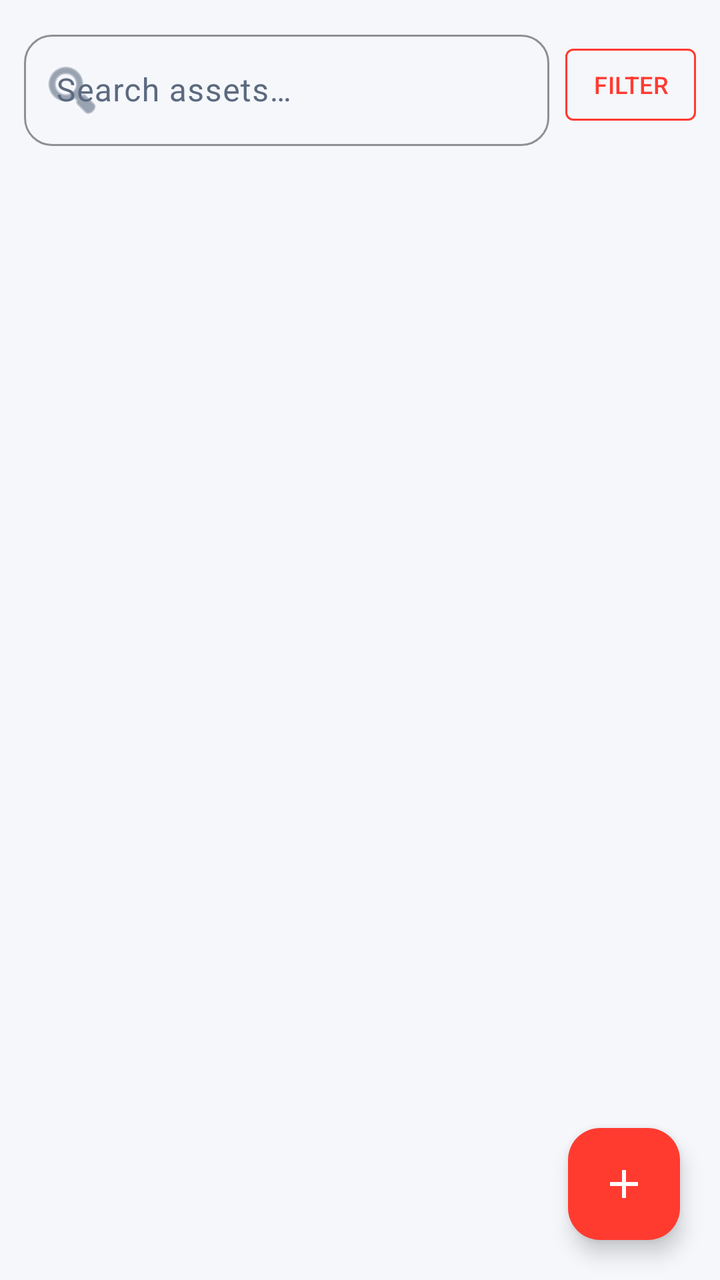
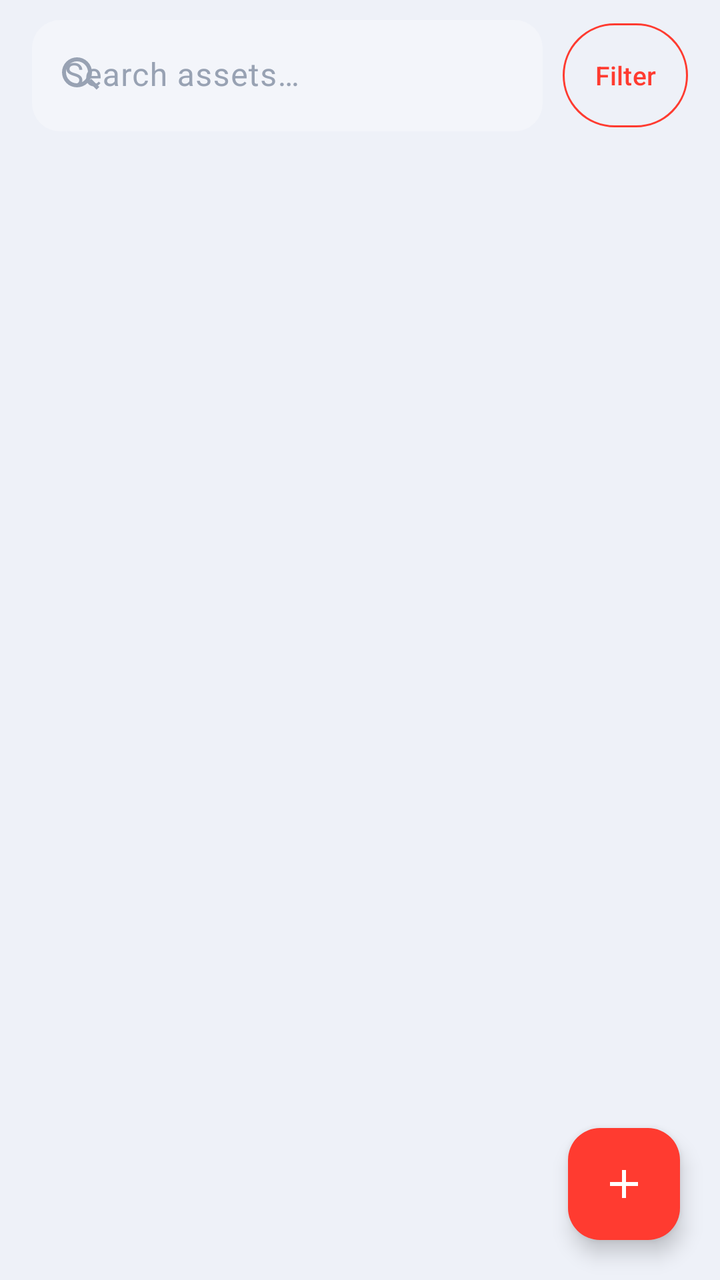

Compare the two renders of this Android layout. The source of the first and the diff that turns it into the second are given below.
<!-- AndroidManifest.xml: application theme Theme.ItGuyAssets -->
<!-- res/layout/fragment_assets_list.xml -->
<?xml version="1.0" encoding="utf-8"?>
<androidx.coordinatorlayout.widget.CoordinatorLayout xmlns:android="http://schemas.android.com/apk/res/android"
    xmlns:app="http://schemas.android.com/apk/res-auto"
    android:layout_width="match_parent"
    android:layout_height="match_parent"
    android:background="@color/bg">

    <LinearLayout
        android:layout_width="match_parent"
        android:layout_height="match_parent"
        android:orientation="vertical">

        
        <LinearLayout
            android:layout_width="match_parent"
            android:layout_height="wrap_content"
            android:orientation="horizontal"
            android:gravity="center_vertical"
            android:layout_margin="12dp">

            <com.google.android.material.textfield.TextInputLayout
                android:layout_width="0dp"
                android:layout_weight="1"
                android:layout_height="wrap_content"
                style="@style/DarkInputLayout"
                app:startIconDrawable="@android:drawable/ic_menu_search"
                android:hint="Search assets…">
                <com.google.android.material.textfield.TextInputEditText
                    android:id="@+id/searchInput"
                    android:layout_width="match_parent"
                    android:layout_height="wrap_content"
                    android:textColor="@color/text" />
            </com.google.android.material.textfield.TextInputLayout>

            <com.google.android.material.button.MaterialButton
                android:id="@+id/filterBtn"
                style="@style/Widget.MaterialComponents.Button.OutlinedButton"
                android:layout_width="wrap_content"
                android:layout_height="wrap_content"
                android:layout_marginStart="8dp"
                android:minWidth="0dp"
                android:paddingHorizontal="14dp"
                android:text="FILTER"
                android:textSize="12sp"
                android:textColor="@color/accent"
                app:strokeColor="@color/accent" />
        </LinearLayout>

        
        <TextView
            android:id="@+id/filterSummary"
            android:layout_width="match_parent"
            android:layout_height="wrap_content"
            android:layout_marginHorizontal="12dp"
            android:layout_marginBottom="8dp"
            android:background="@color/surface"
            android:padding="8dp"
            android:textColor="@color/accent"
            android:textSize="12sp"
            android:gravity="center"
            android:visibility="gone" />

        <TextView
            android:id="@+id/offlineBanner"
            android:layout_width="match_parent"
            android:layout_height="wrap_content"
            android:layout_marginHorizontal="12dp"
            android:layout_marginBottom="8dp"
            android:background="@color/surface"
            android:padding="8dp"
            android:textColor="@color/accent"
            android:textSize="12sp"
            android:gravity="center"
            android:visibility="gone" />

        <androidx.recyclerview.widget.RecyclerView
            android:id="@+id/assetsRecycler"
            android:layout_width="match_parent"
            android:layout_height="0dp"
            android:layout_weight="1"
            android:clipToPadding="false"
            android:paddingBottom="80dp" />

        <TextView
            android:id="@+id/emptyText"
            android:layout_width="match_parent"
            android:layout_height="wrap_content"
            android:text="No assets found"
            android:textColor="@color/muted"
            android:gravity="center"
            android:padding="40dp"
            android:visibility="gone" />
    </LinearLayout>

    <com.google.android.material.floatingactionbutton.FloatingActionButton
        android:id="@+id/addFab"
        android:layout_width="wrap_content"
        android:layout_height="wrap_content"
        android:layout_gravity="bottom|end"
        android:layout_margin="20dp"
        android:contentDescription="Add asset"
        app:backgroundTint="@color/accent"
        app:srcCompat="@drawable/ic_add"
        app:tint="@color/on_accent" />
</androidx.coordinatorlayout.widget.CoordinatorLayout>
<!-- resources referenced by this layout -->
<resources>
  <color name="bg">#F5F7FB</color>
  <color name="text">#141B26</color>
  <style name="DarkInputLayout" parent="Widget.Material3.TextInputLayout.OutlinedBox">
          <item name="boxStrokeColor">@color/accent</item>
          <item name="boxCornerRadiusTopStart">14dp</item>
          <item name="boxCornerRadiusTopEnd">14dp</item>
          <item name="boxCornerRadiusBottomStart">14dp</item>
          <item name="boxCornerRadiusBottomEnd">14dp</item>
          <item name="hintTextColor">@color/muted</item>
          <item name="android:textColorHint">@color/muted</item>
      </style>
  <style name="Base.Theme.ItGuyAssets" parent="Theme.Material3.DayNight.NoActionBar">
          <item name="colorPrimary">@color/accent</item>
          <item name="colorOnPrimary">@color/on_accent</item>
          <item name="colorPrimaryContainer">@color/accent_container</item>
          <item name="colorOnPrimaryContainer">@color/accent</item>
          <item name="colorSecondary">@color/accent</item>
          <item name="colorSecondaryContainer">@color/accent_container</item>
          <item name="colorOnSecondaryContainer">@color/accent</item>
          <item name="android:colorBackground">@color/bg</item>
          <item name="colorSurface">@color/surface</item>
          <item name="colorSurfaceVariant">@color/surface_variant</item>
          <item name="colorOnSurface">@color/text</item>
          <item name="colorOnSurfaceVariant">@color/muted</item>
          <item name="colorOutline">@color/outline</item>
          <item name="android:windowBackground">@color/bg</item>
          <item name="android:statusBarColor">@color/bg</item>
          <item name="android:navigationBarColor">@color/bg</item>
          
          <item name="materialButtonStyle">@style/Button.IT</item>
          <item name="floatingActionButtonStyle">@style/FabPrimary</item>
      </style>
  <!-- unchanged entries left out for length: 11 -->
</resources>

<!-- the commit's change to res/layout/fragment_assets_list.xml (unified diff, before → after) -->
@@ -3,74 +3,89 @@
     xmlns:app="http://schemas.android.com/apk/res-auto"
     android:layout_width="match_parent"
     android:layout_height="match_parent"
-    android:background="@color/bg">
+    android:background="@color/page">
 
     <LinearLayout
         android:layout_width="match_parent"
         android:layout_height="match_parent"
         android:orientation="vertical">
 
-        
         <LinearLayout
             android:layout_width="match_parent"
             android:layout_height="wrap_content"
+            android:gravity="center_vertical"
             android:orientation="horizontal"
-            android:gravity="center_vertical"
-            android:layout_margin="12dp">
+            android:paddingStart="16dp"
+            android:paddingEnd="16dp"
+            android:paddingTop="10dp"
+            android:paddingBottom="4dp">
 
             <com.google.android.material.textfield.TextInputLayout
+                style="@style/Field"
                 android:layout_width="0dp"
                 android:layout_weight="1"
                 android:layout_height="wrap_content"
-                style="@style/DarkInputLayout"
-                app:startIconDrawable="@android:drawable/ic_menu_search"
-                android:hint="Search assets…">
+                android:hint="Search assets…"
+                app:startIconDrawable="@drawable/ic_search"
+                app:startIconTint="@color/text_faint">
                 <com.google.android.material.textfield.TextInputEditText
                     android:id="@+id/searchInput"
                     android:layout_width="match_parent"
                     android:layout_height="wrap_content"
-                    android:textColor="@color/text" />
+                    android:imeOptions="actionSearch"
+                    android:inputType="text"
+                    android:maxLines="1"
+                    android:textColor="@color/text_strong" />
             </com.google.android.material.textfield.TextInputLayout>
 
             <com.google.android.material.button.MaterialButton
                 android:id="@+id/filterBtn"
                 style="@style/Widget.MaterialComponents.Button.OutlinedButton"
                 android:layout_width="wrap_content"
-                android:layout_height="wrap_content"
-                android:layout_marginStart="8dp"
+                android:layout_height="52dp"
+                android:layout_marginStart="10dp"
+                android:insetTop="0dp"
+                android:insetBottom="0dp"
                 android:minWidth="0dp"
-                android:paddingHorizontal="14dp"
-                android:text="FILTER"
-                android:textSize="12sp"
+                android:paddingStart="16dp"
+                android:paddingEnd="16dp"
+                android:text="Filter"
+                android:textAllCaps="false"
                 android:textColor="@color/accent"
+                android:textSize="13sp"
+                app:cornerRadius="26dp"
                 app:strokeColor="@color/accent" />
         </LinearLayout>
 
-        
         <TextView
             android:id="@+id/filterSummary"
             android:layout_width="match_parent"
             android:layout_height="wrap_content"
-            android:layout_marginHorizontal="12dp"
-            android:layout_marginBottom="8dp"
-            android:background="@color/surface"
-            android:padding="8dp"
+            android:layout_marginStart="16dp"
+            android:layout_marginEnd="16dp"
+            android:layout_marginBottom="6dp"
+            android:background="@drawable/pill_idle"
+            android:gravity="center"
+            android:paddingStart="14dp"
+            android:paddingEnd="14dp"
+            android:paddingTop="8dp"
+            android:paddingBottom="8dp"
             android:textColor="@color/accent"
             android:textSize="12sp"
-            android:gravity="center"
             android:visibility="gone" />
 
         <TextView
             android:id="@+id/offlineBanner"
             android:layout_width="match_parent"
             android:layout_height="wrap_content"
-            android:layout_marginHorizontal="12dp"
-            android:layout_marginBottom="8dp"
-            android:background="@color/surface"
-            android:padding="8dp"
+            android:layout_marginStart="16dp"
+            android:layout_marginEnd="16dp"
+            android:layout_marginBottom="6dp"
+            android:background="@drawable/card_soft"
+            android:gravity="center"
+            android:padding="9dp"
             android:textColor="@color/accent"
             android:textSize="12sp"
-            android:gravity="center"
             android:visibility="gone" />
 
         <androidx.recyclerview.widget.RecyclerView
@@ -79,16 +94,17 @@
             android:layout_height="0dp"
             android:layout_weight="1"
             android:clipToPadding="false"
-            android:paddingBottom="80dp" />
+            android:paddingTop="4dp"
+            android:paddingBottom="96dp" />
 
         <TextView
             android:id="@+id/emptyText"
             android:layout_width="match_parent"
             android:layout_height="wrap_content"
-            android:text="No assets found"
-            android:textColor="@color/muted"
             android:gravity="center"
             android:padding="40dp"
+            android:text="No assets found"
+            android:textColor="@color/text_faint"
             android:visibility="gone" />
     </LinearLayout>
 
<!-- resource entries referenced after the edit -->
@@ -1,15 +1,53 @@
 <!-- resources referenced by this layout -->
 <resources>
-  <color name="bg">#F5F7FB</color>
-  <color name="text">#141B26</color>
-  <style name="DarkInputLayout" parent="Widget.Material3.TextInputLayout.OutlinedBox">
+  <color name="page">#EEF1F8</color>
+  <color name="text_faint">#98A2B3</color>
+  <color name="text_strong">#101828</color>
+  <!-- drawable card_soft (drawable) -->
+  <?xml version="1.0" encoding="utf-8"?>
+  <shape xmlns:android="http://schemas.android.com/apk/res/android" android:shape="rectangle">
+      <solid android:color="@color/card" />
+      <corners android:radius="22dp" />
+      <stroke android:width="1dp" android:color="@color/card_line" />
+  </shape>
+  <!-- drawable ic_search (drawable) -->
+  <vector xmlns:android="http://schemas.android.com/apk/res/android" android:width="24dp" android:height="24dp" android:viewportWidth="24" android:viewportHeight="24">
+      <path android:fillColor="#38BDF8" android:pathData="M10.5,3A7.5,7.5 0 1,0 10.5,18A7.5,7.5 0 1,0 10.5,3M10.5,5A5.5,5.5 0 1,1 10.5,16A5.5,5.5 0 1,1 10.5,5z M16.2,15.1l1.4,-1.4l4.1,4.1l-1.4,1.4z" />
+  </vector>
+  <!-- drawable pill_idle (drawable) -->
+  <?xml version="1.0" encoding="utf-8"?>
+  <shape xmlns:android="http://schemas.android.com/apk/res/android" android:shape="rectangle">
+      <solid android:color="@color/chip_idle" />
+      <corners android:radius="100dp" />
+  </shape>
+  <style name="Field" parent="Widget.Material3.TextInputLayout.FilledBox">
+          <item name="boxBackgroundColor">@color/field_fill</item>
           <item name="boxStrokeColor">@color/accent</item>
+          <item name="boxStrokeWidth">0dp</item>
+          <item name="boxStrokeWidthFocused">2dp</item>
           <item name="boxCornerRadiusTopStart">14dp</item>
           <item name="boxCornerRadiusTopEnd">14dp</item>
           <item name="boxCornerRadiusBottomStart">14dp</item>
           <item name="boxCornerRadiusBottomEnd">14dp</item>
-          <item name="hintTextColor">@color/muted</item>
-          <item name="android:textColorHint">@color/muted</item>
+          <item name="hintTextColor">@color/text_soft</item>
+          <item name="android:textColorHint">@color/text_faint</item>
+      </style>
+  <color name="card">#FFFFFF</color>
+  <color name="card_line">#E8ECF4</color>
+  <color name="chip_idle">#E9EDF6</color>
+  <color name="field_fill">#F3F5FA</color>
+  <color name="text_soft">#667085</color>
+  <color name="bg">#F5F7FB</color>
+  <color name="text">#141B26</color>
+  <style name="Card" parent="Widget.MaterialComponents.CardView">
+          <item name="android:layout_width">match_parent</item>
+          <item name="android:layout_height">wrap_content</item>
+          <item name="cardBackgroundColor">@color/card</item>
+          <item name="cardCornerRadius">22dp</item>
+          <item name="cardElevation">2dp</item>
+          <item name="strokeColor">@color/card_line</item>
+          <item name="strokeWidth">1dp</item>
+          <item name="android:layout_marginTop">14dp</item>
       </style>
   <style name="Base.Theme.ItGuyAssets" parent="Theme.Material3.DayNight.NoActionBar">
           <item name="colorPrimary">@color/accent</item>
@@ -21,6 +59,8 @@
           <item name="colorOnSecondaryContainer">@color/accent</item>
           <item name="android:colorBackground">@color/bg</item>
           <item name="colorSurface">@color/surface</item>
+          
+          <item name="elevationOverlayEnabled">false</item>
           <item name="colorSurfaceVariant">@color/surface_variant</item>
           <item name="colorOnSurface">@color/text</item>
           <item name="colorOnSurfaceVariant">@color/muted</item>
@@ -30,6 +70,7 @@
           <item name="android:navigationBarColor">@color/bg</item>
           
           <item name="materialButtonStyle">@style/Button.IT</item>
+          <item name="materialCardViewStyle">@style/Card</item>
           <item name="floatingActionButtonStyle">@style/FabPrimary</item>
       </style>
   <!-- unchanged entries left out for length: 11 -->
